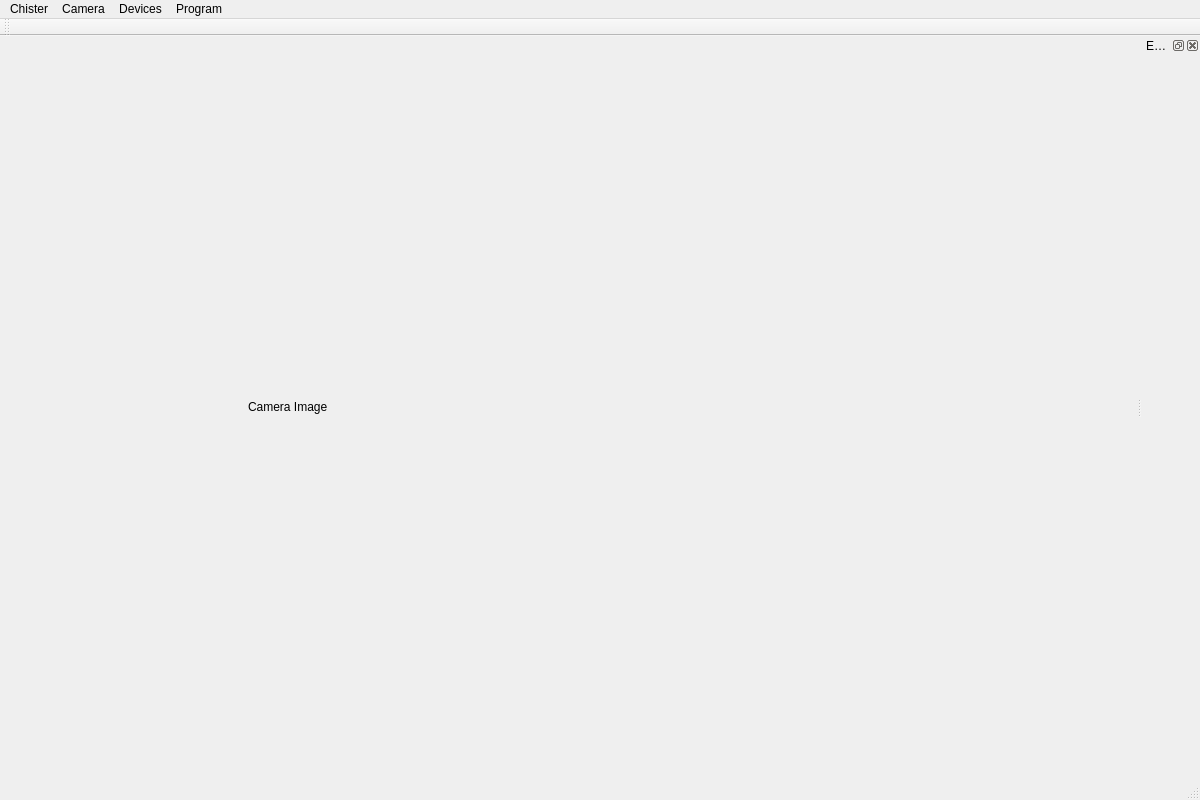
The window that mainwindow.ui (kkrizka/chister) describes before a commit, drawn with Qt 5.
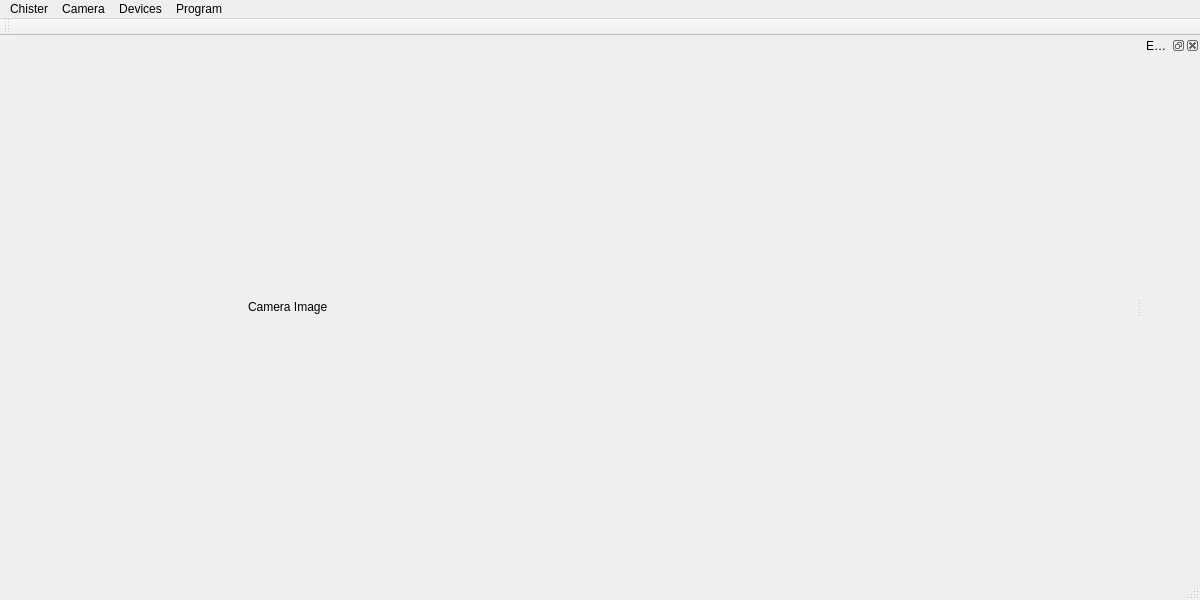
The same window after the commit.

Commit message: Fix the size of HCC GUI widgets to have the same width.

Patch:
```diff
--- a/mainwindow.ui
+++ b/mainwindow.ui
@@ -7,7 +7,7 @@
     <x>0</x>
     <y>0</y>
     <width>1200</width>
-    <height>800</height>
+    <height>600</height>
    </rect>
   </property>
   <property name="windowTitle">
```
The commit also changes 7 other files.
